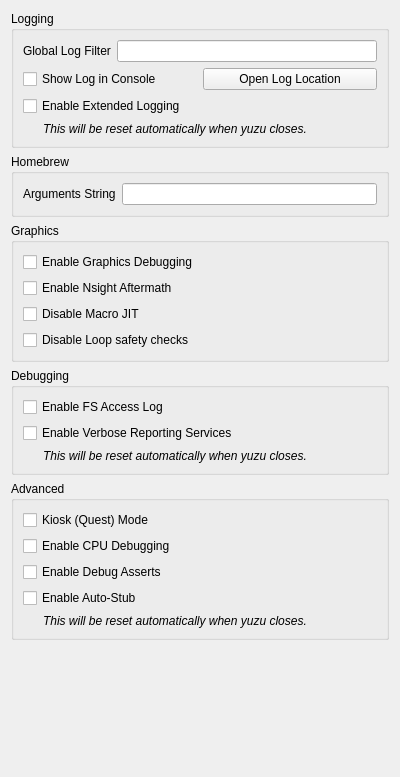
The window that src/yuzu/configuration/configure_debug.ui (QuantumGhost/yuzu) describes before a commit, drawn with Qt 5.
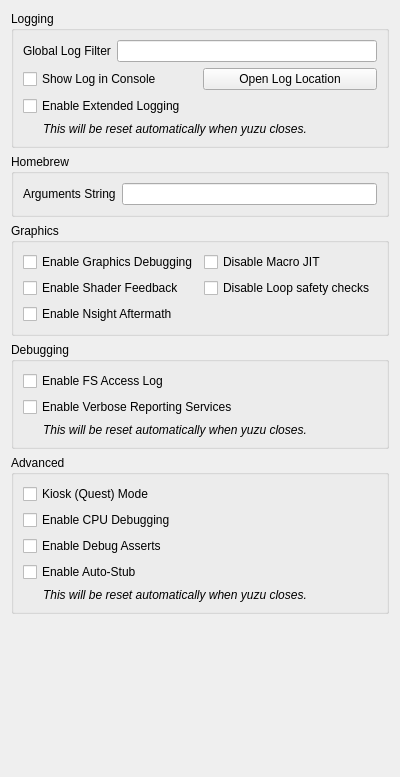
The same window after the commit.

Diff of the .ui file:
```diff
--- a/src/yuzu/configuration/configure_debug.ui
+++ b/src/yuzu/configuration/configure_debug.ui
@@ -111,8 +111,8 @@
      <property name="title">
       <string>Graphics</string>
      </property>
-     <layout class="QVBoxLayout" name="verticalLayout_6">
-      <item>
+     <layout class="QGridLayout" name="gridLayout_3">
+      <item row="0" column="0">
        <widget class="QCheckBox" name="enable_graphics_debugging">
         <property name="enabled">
          <bool>true</bool>
@@ -125,7 +125,7 @@
         </property>
        </widget>
       </item>
-      <item>
+      <item row="2" column="0">
        <widget class="QCheckBox" name="enable_nsight_aftermath">
         <property name="toolTip">
          <string>When checked, it enables Nsight Aftermath crash dumps</string>
@@ -135,7 +135,7 @@
         </property>
        </widget>
       </item>
-      <item>
+      <item row="0" column="1">
        <widget class="QCheckBox" name="disable_macro_jit">
         <property name="enabled">
          <bool>true</bool>
@@ -148,7 +148,17 @@
         </property>
        </widget>
       </item>
-      <item>
+      <item row="1" column="0">
+       <widget class="QCheckBox" name="enable_shader_feedback">
+        <property name="toolTip">
+         <string>When checked, yuzu will log statistics about the compiled pipeline cache</string>
+        </property>
+        <property name="text">
+         <string>Enable Shader Feedback</string>
+        </property>
+       </widget>
+      </item>
+      <item row="1" column="1">
        <widget class="QCheckBox" name="disable_loop_safety_checks">
         <property name="toolTip">
          <string>When checked, it executes shaders without loop logic changes</string>
```
Left out of the diff: 3 changed lines with no effect on the pictures.
